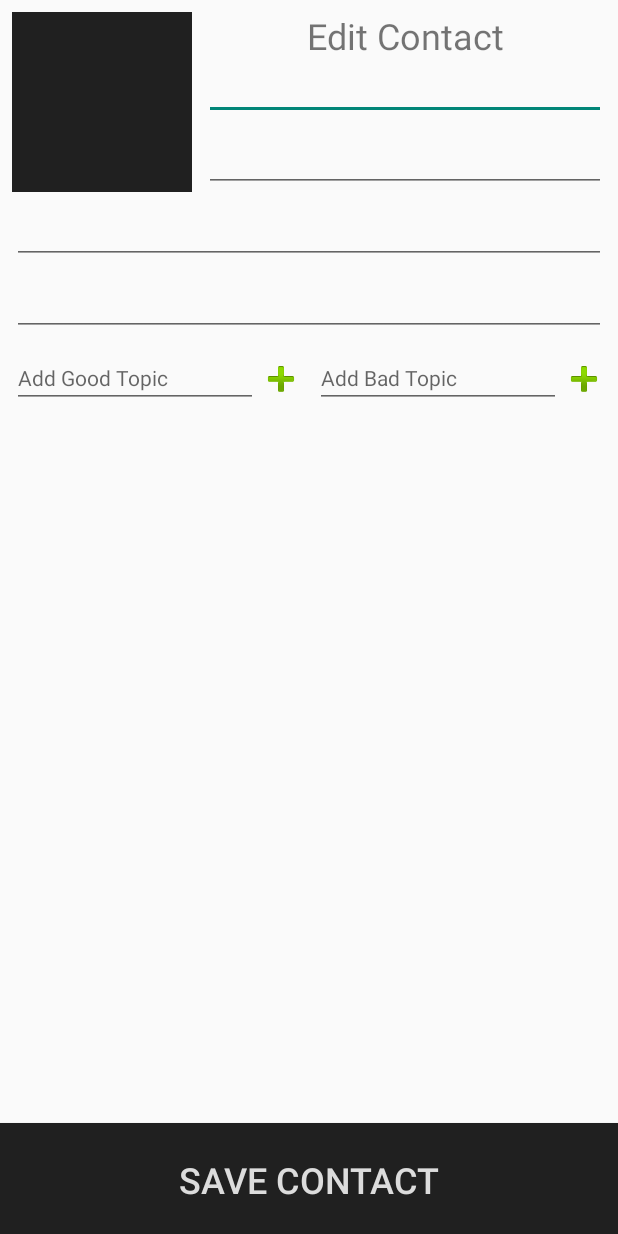
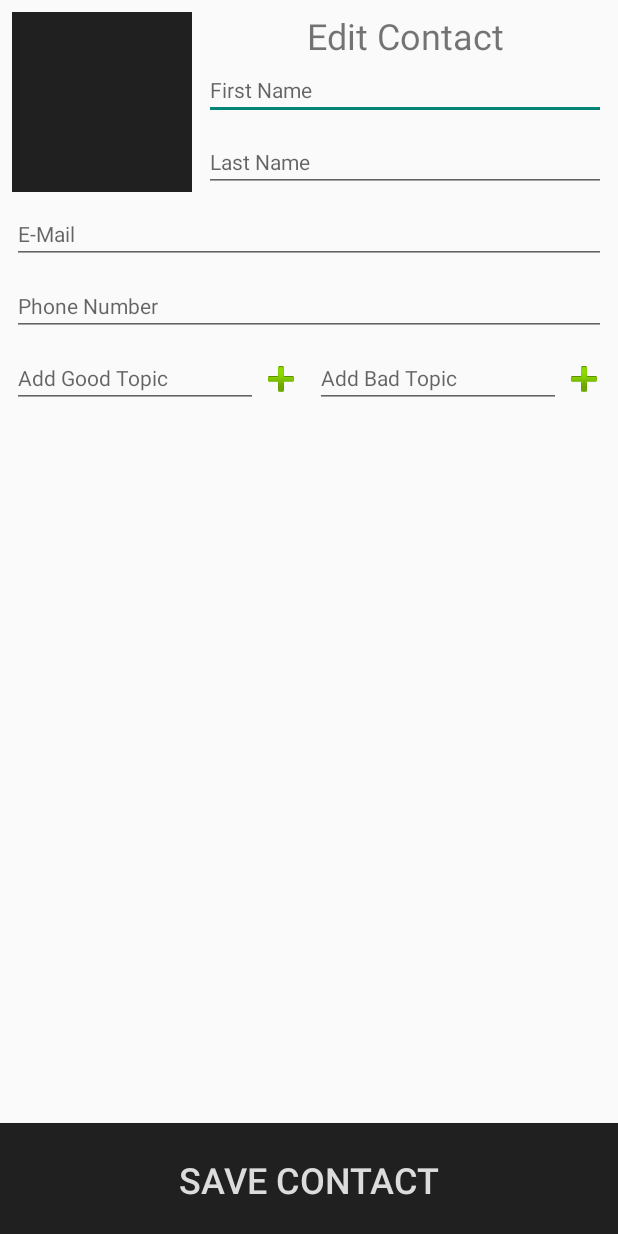
Before and after one commit to MatthewBrazill/Occursum, an Android app: the EditContactActivity screen opened directly, with no data from a screen before it, on a phone screen of 412 x 824 dp. Run offline under Robolectric (Android 15) with nearby library versions, the phone set to English and light mode, and no system bars; 10 statements that could not run were skipped.

Commit message:
Improved user accessibility and localisation.

```diff
--- a/app/src/main/res/layout/activity_edit_contact.xml
+++ b/app/src/main/res/layout/activity_edit_contact.xml
@@ -36,6 +36,8 @@
         android:layout_marginStart="8dp"
         android:layout_marginEnd="8dp"
         android:ems="10"
+        android:hint="@string/new_contact_first_name"
+        android:importantForAutofill="no"
         android:inputType="textPersonName"
         android:singleLine="true"
         android:textSize="14sp"
@@ -51,6 +53,8 @@
         android:layout_marginTop="8dp"
         android:layout_marginEnd="8dp"
         android:ems="10"
+        android:hint="@string/new_contact_last_name"
+        android:importantForAutofill="no"
         android:inputType="textPersonName"
         android:singleLine="true"
         android:textSize="14sp"
@@ -66,6 +70,8 @@
         android:layout_marginTop="8dp"
         android:layout_marginEnd="8dp"
         android:ems="10"
+        android:hint="@string/new_contact_email"
+        android:importantForAutofill="no"
         android:inputType="textEmailAddress"
         android:textSize="14sp"
         app:layout_constraintEnd_toEndOf="parent"
@@ -80,6 +86,8 @@
         android:layout_marginTop="8dp"
         android:layout_marginEnd="8dp"
         android:ems="10"
+        android:hint="@string/new_contact_phone_number"
+        android:importantForAutofill="no"
         android:inputType="phone"
         android:textSize="14sp"
         app:layout_constraintEnd_toEndOf="parent"
@@ -99,7 +107,8 @@
         android:textSize="14sp"
         app:layout_constraintEnd_toStartOf="@+id/edit_contact_add_like_button"
         app:layout_constraintStart_toStartOf="parent"
-        app:layout_constraintTop_toBottomOf="@+id/edit_contact_phone" />
+        app:layout_constraintTop_toBottomOf="@+id/edit_contact_phone"
+        android:importantForAutofill="no" />
 
     <ImageButton
         android:id="@+id/edit_contact_add_like_button"
@@ -107,6 +116,7 @@
         android:layout_height="30dp"
         android:layout_marginEnd="8dp"
         android:background="@color/transparent"
+        android:contentDescription="@string/add_good_topic_button_description"
         app:layout_constraintBottom_toBottomOf="@+id/edit_contact_add_like"
         app:layout_constraintEnd_toStartOf="@+id/edit_contact_add_dislike"
         app:layout_constraintStart_toEndOf="@+id/edit_contact_add_like"
@@ -125,7 +135,8 @@
         android:textSize="14sp"
         app:layout_constraintEnd_toStartOf="@+id/edit_contact_add_dislike_button"
         app:layout_constraintStart_toEndOf="@+id/edit_contact_add_like_button"
-        app:layout_constraintTop_toBottomOf="@+id/edit_contact_phone" />
+        app:layout_constraintTop_toBottomOf="@+id/edit_contact_phone"
+        android:importantForAutofill="no" />
 
     <ImageButton
         android:id="@+id/edit_contact_add_dislike_button"
@@ -133,6 +144,7 @@
         android:layout_height="30dp"
         android:layout_marginEnd="8dp"
         android:background="@color/transparent"
+        android:contentDescription="@string/add_bad_topic_button_description"
         app:layout_constraintBottom_toBottomOf="@+id/edit_contact_add_dislike"
         app:layout_constraintEnd_toEndOf="parent"
         app:layout_constraintStart_toEndOf="@+id/edit_contact_add_dislike"
```
Also changed, not shown: app/src/main/res/layout/activity_create_contact.xml (+12 -6 lines), app/src/main/res/values/strings.xml (+6 -4 lines), 1 other file.
